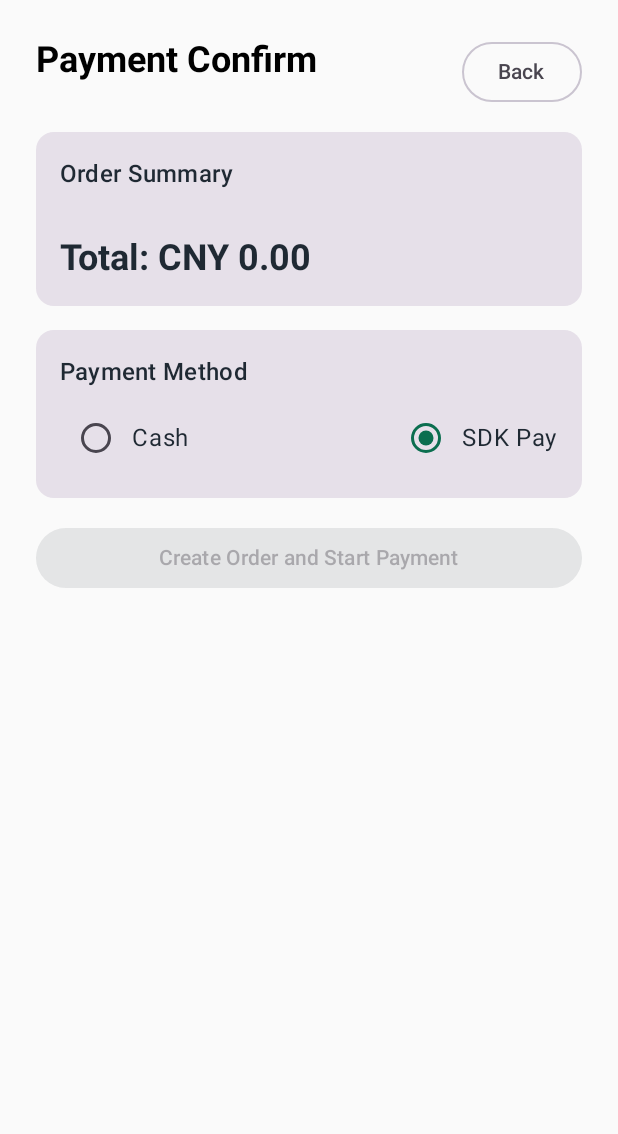
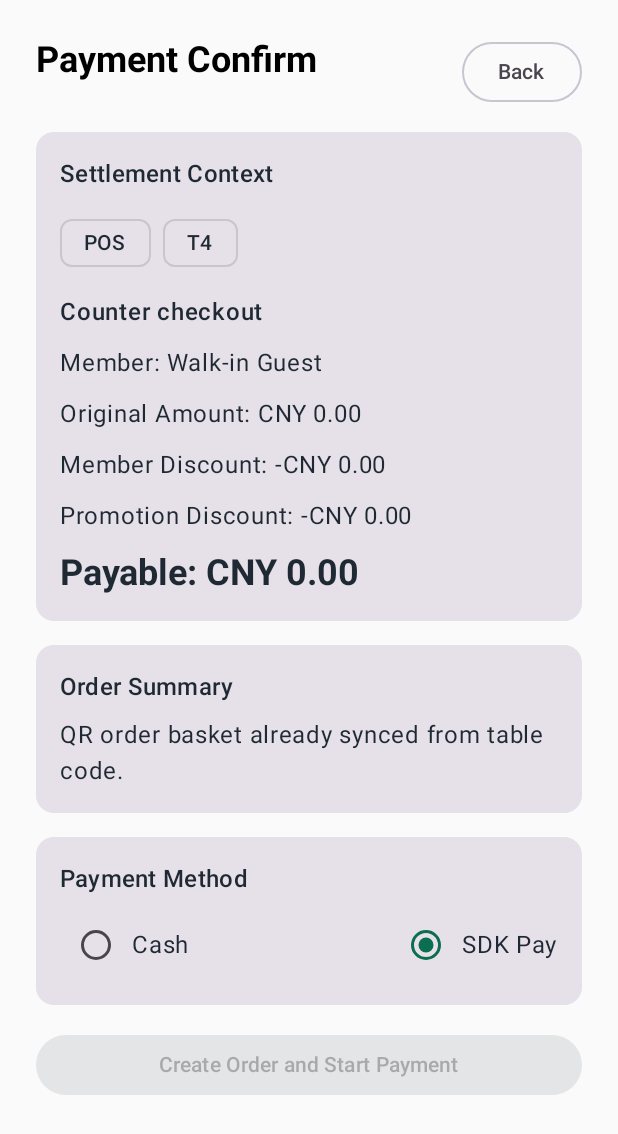
Before and after one commit to jeff0052/POS, an Android app built with Jetpack Compose: the PaymentConfirmScreen screen opened through its navigation route, on a phone screen of 412 x 824 dp. Shown: the top 1134 px of the screen. Run offline under Robolectric (Android 15) with nearby library versions, the light colour scheme and no system bars; our stand-ins replace Dagger/Hilt's generated code, Room's generated code.

Commit message:
feat: enrich cashier payment flow for qr settlement

```diff
--- /dev/null
+++ b/android-pos/app/src/main/java/com/developer/pos/ui/model/PaymentScenario.kt
@@ -0,0 +1,46 @@
+package com.developer.pos.ui.model
+
+data class PaymentScenario(
+    val source: String,
+    val tableCode: String?,
+    val memberName: String?,
+    val memberTier: String?,
+    val originalAmountCents: Long,
+    val memberDiscountCents: Long,
+    val promotionDiscountCents: Long,
+    val payableAmountCents: Long,
+    val giftItems: List<String>,
+    val headline: String
+) {
+    companion object {
+        fun fromPos(payableAmountCents: Long): PaymentScenario = PaymentScenario(
+            source = "POS",
+            tableCode = "T4",
+            memberName = "Walk-in Guest",
+            memberTier = null,
+            originalAmountCents = payableAmountCents,
+            memberDiscountCents = 0L,
+            promotionDiscountCents = 0L,
+            payableAmountCents = payableAmountCents,
+            giftItems = emptyList(),
+            headline = "Counter checkout"
+        )
+
+        fun qrDemo(): PaymentScenario = PaymentScenario(
+            source = "QR",
+            tableCode = "T2",
+            memberName = "Lina Chen",
+            memberTier = "Gold",
+            originalAmountCents = 10050L,
+            memberDiscountCents = 600L,
+            promotionDiscountCents = 200L,
+            payableAmountCents = 9250L,
+            giftItems = listOf("Peach Soda"),
+            headline = "QR table settlement"
+        )
+    }
+}
+
+object PaymentScenarioStore {
+    var current: PaymentScenario = PaymentScenario.fromPos(0L)
+}
--- a/android-pos/app/src/main/java/com/developer/pos/ui/screens/payment/PaymentConfirmScreen.kt
+++ b/android-pos/app/src/main/java/com/developer/pos/ui/screens/payment/PaymentConfirmScreen.kt
@@ -13,6 +13,8 @@ import androidx.compose.material3.Card
 import androidx.compose.material3.MaterialTheme
 import androidx.compose.material3.OutlinedButton
 import androidx.compose.material3.RadioButton
+import androidx.compose.material3.AssistChip
+import androidx.compose.material3.AssistChipDefaults
 import androidx.compose.material3.Text
 import androidx.compose.runtime.Composable
 import androidx.compose.runtime.getValue
@@ -20,6 +22,7 @@ import androidx.compose.ui.Modifier
 import androidx.compose.ui.text.font.FontWeight
 import androidx.compose.ui.unit.dp
 import androidx.lifecycle.compose.collectAsStateWithLifecycle
+import com.developer.pos.ui.model.PaymentScenarioStore
 import com.developer.pos.ui.viewmodel.CashierViewModel
 
 @Composable
@@ -29,6 +32,8 @@ fun PaymentConfirmScreen(
     onStartPayment: () -> Unit
 ) {
     val uiState by viewModel.uiState.collectAsStateWithLifecycle()
+    val scenario = PaymentScenarioStore.current
+    val payableAmountCents = if (scenario.payableAmountCents > 0L) scenario.payableAmountCents else uiState.payableAmountCents
 
     Column(
         modifier = Modifier
@@ -52,22 +57,58 @@ fun PaymentConfirmScreen(
 
         Card(modifier = Modifier.fillMaxWidth()) {
             Column(modifier = Modifier.padding(16.dp), verticalArrangement = Arrangement.spacedBy(10.dp)) {
-                Text("Order Summary", style = MaterialTheme.typography.titleMedium)
-                uiState.cartItems.forEach { item ->
-                    Row(
-                        modifier = Modifier.fillMaxWidth(),
-                        horizontalArrangement = Arrangement.SpaceBetween
-                    ) {
-                        Text("${item.product.name} x ${item.quantity}")
-                        Text("CNY %.2f".format(item.lineAmountCents / 100.0))
+                Text("Settlement Context", style = MaterialTheme.typography.titleMedium)
+                Row(horizontalArrangement = Arrangement.spacedBy(8.dp)) {
+                    AssistChip(
+                        onClick = {},
+                        label = { Text(scenario.source) },
+                        colors = AssistChipDefaults.assistChipColors()
+                    )
+                    scenario.tableCode?.let {
+                        AssistChip(
+                            onClick = {},
+                            label = { Text(it) }
+                        )
                     }
                 }
-                Spacer(modifier = Modifier.height(8.dp))
+                Text(scenario.headline, style = MaterialTheme.typography.bodyLarge, fontWeight = FontWeight.SemiBold)
                 Text(
-                    text = "Total: CNY %.2f".format(uiState.payableAmountCents / 100.0),
+                    text = if (scenario.memberTier != null) {
+                        "Member: ${scenario.memberName} / ${scenario.memberTier}"
+                    } else {
+                        "Member: ${scenario.memberName ?: "Guest"}"
+                    }
+                )
+                Text("Original Amount: CNY %.2f".format(scenario.originalAmountCents / 100.0))
+                Text("Member Discount: -CNY %.2f".format(scenario.memberDiscountCents / 100.0))
+                Text("Promotion Discount: -CNY %.2f".format(scenario.promotionDiscountCents / 100.0))
+                if (scenario.giftItems.isNotEmpty()) {
+                    Text("Gift Items: ${scenario.giftItems.joinToString()}")
+                }
+                Text(
+                    text = "Payable: CNY %.2f".format(payableAmountCents / 100.0),
                     style = MaterialTheme.typography.headlineSmall,
                     fontWeight = FontWeight.Bold
                 )
+            }
+        }
+
+        Card(modifier = Modifier.fillMaxWidth()) {
+            Column(modifier = Modifier.padding(16.dp), verticalArrangement = Arrangement.spacedBy(8.dp)) {
+                Text("Order Summary", style = MaterialTheme.typography.titleMedium)
+                if (uiState.cartItems.isEmpty()) {
+                    Text("QR order basket already synced from table code.")
+                } else {
+                    uiState.cartItems.forEach { item ->
+                        Row(
+                            modifier = Modifier.fillMaxWidth(),
+                            horizontalArrangement = Arrangement.SpaceBetween
+                        ) {
+                            Text("${item.product.name} x ${item.quantity}")
+                            Text("CNY %.2f".format(item.lineAmountCents / 100.0))
+                        }
+                    }
+                }
             }
         }
 
@@ -102,9 +143,9 @@ fun PaymentConfirmScreen(
                 onStartPayment()
             },
             modifier = Modifier.fillMaxWidth(),
-            enabled = uiState.cartItems.isNotEmpty()
+            enabled = uiState.cartItems.isNotEmpty() || scenario.source == "QR"
         ) {
-            Text("Create Order and Start Payment")
+            Text(if (scenario.source == "QR") "Collect QR Settlement" else "Create Order and Start Payment")
         }
     }
 }
```
Also changed, not shown: android-pos/app/src/main/java/com/developer/pos/ui/navigation/PosApp.kt (+11 -2 lines), android-pos/app/src/main/java/com/developer/pos/ui/screens/payment/PaymentSuccessScreen.kt (+17 -1 lines).
